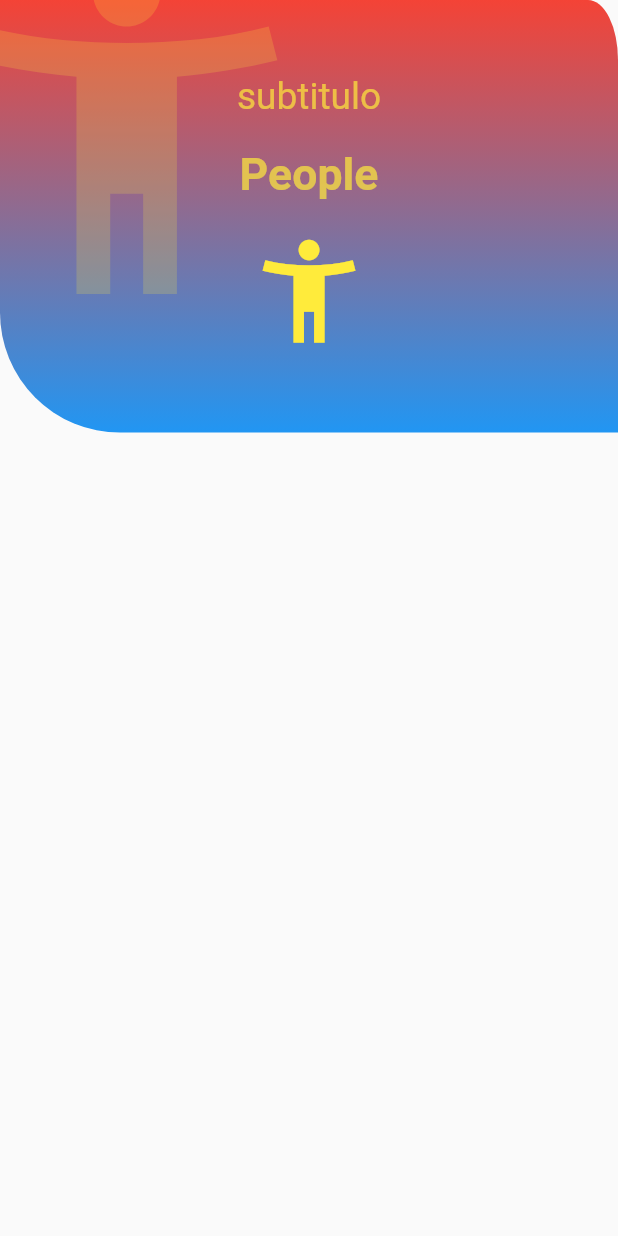
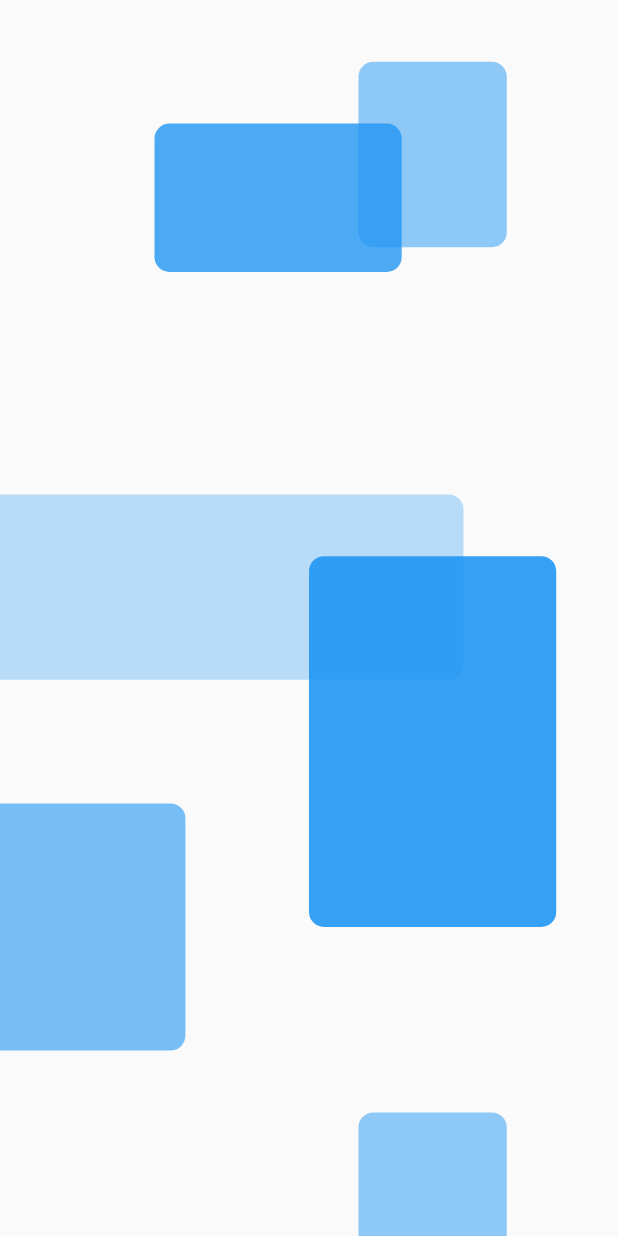
Before and after one commit to CrisMEDev/Flutter-Widgets_and_utils_lab, a Flutter app: the screen it shows after launch, on a phone screen of 412 x 824 dp. Run offline on Flutter 3.47's test engine with Material 2 defaults, Android fonts, the phone set to English and light mode, and no system bars.

Commit message:
HeaderFondoRectangulos created

```diff
--- a/lib/src/pages/home_page.dart
+++ b/lib/src/pages/home_page.dart
@@ -8,14 +8,7 @@ class HomePage extends StatelessWidget {
   Widget build(BuildContext context) {
     return SafeArea(
       child: Scaffold(
-        body: IconHeader(
-          icon: Icons.accessibility_new,
-          titulo: 'People',
-          subtitulo: 'subtitulo',
-          color1: Colors.red,
-          color2: Colors.blue,
-          elementsColor: Colors.yellow,
-        )
+        body: HeaderFondoRectangulos()
    ),
     );
   }
--- a/lib/src/widgets/headers.dart
+++ b/lib/src/widgets/headers.dart
@@ -580,3 +580,82 @@ class _IconHeaderBackground extends StatelessWidget {
     );
   }
 }
+
+class HeaderFondoRectangulos extends StatelessWidget {
+
+  final Color color;
+
+  const HeaderFondoRectangulos({
+    Key key,
+    this.color = Colors.blue
+  }) : super(key: key);
+
+  @override
+  Widget build(BuildContext context) {
+
+    final screenSize = MediaQuery.of(context).size;
+
+    return Stack(
+      children: [
+        Positioned(
+          top: screenSize.height * 0.05,
+          right: screenSize.width * 0.18,
+          child: Rectangulo( color: Colors.blue.withOpacity(0.5), heigh: screenSize.width * 0.3, width: screenSize.width * 0.24 )
+        ),
+        Positioned(
+          top: screenSize.height * 0.1,
+          right: screenSize.width * 0.35,
+          child: Rectangulo( color: Colors.blue.withOpacity(0.8), heigh: screenSize.width * 0.24, width: screenSize.width * 0.4 )
+        ),
+        Positioned(
+          bottom: -screenSize.height * 0.05,
+          right: screenSize.width * 0.18,
+          child: Rectangulo( color: Colors.blue.withOpacity(0.5), heigh: screenSize.width * 0.3, width: screenSize.width * 0.24 )
+        ),
+        Positioned(
+          bottom: screenSize.height * 0.15,
+          left: -screenSize.width * 0.1,
+          child: Rectangulo( color: Colors.blue.withOpacity(0.6), heigh: screenSize.width * 0.4, width: screenSize.width * 0.4 )
+        ),
+        Positioned(
+          bottom: screenSize.height * 0.25,
+          left: screenSize.width * 0.5,
+          child: Rectangulo( color: Colors.blue.withOpacity(0.9), heigh: screenSize.width * 0.6, width: screenSize.width * 0.4 )
+        ),
+        Positioned(
+          bottom: screenSize.height * 0.45,
+          right: screenSize.width * 0.25,
+          child: Rectangulo( color: Colors.blue.withOpacity(0.3), heigh: screenSize.width * 0.3, width: screenSize.width * 0.8 )
+        ),
+      ],
+    );
+  }
+
+
+}
+
+class Rectangulo extends StatelessWidget {
+final Color color;
+final heigh;
+final width;
+
+const Rectangulo({
+  Key key,
+  this.color = Colors.blue,
+  this.heigh = 70,
+  this.width = 70,
+}) : super(key: key);
+
+    @override
+    Widget build(BuildContext context) {
+
+    return Container(
+       width: this.width,
+       height: this.heigh,
+       decoration: BoxDecoration(
+         color: this.color,
+         borderRadius: BorderRadius.circular(10.0)
+       ),
+     );
+   }
+}
```
